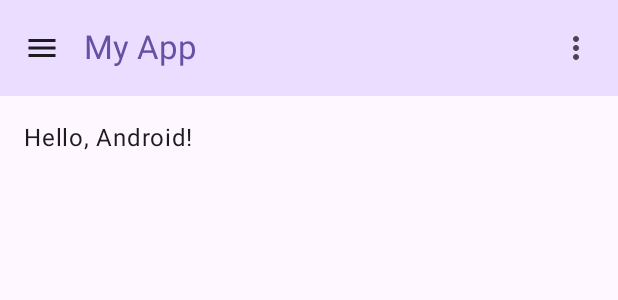
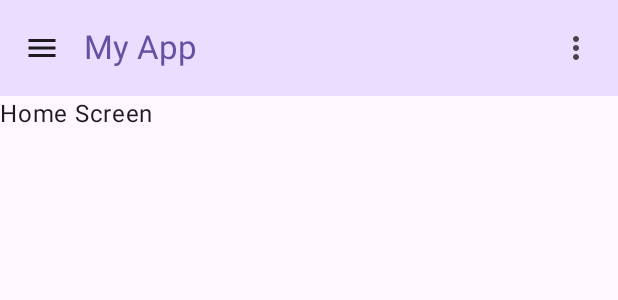
Before and after one commit to t3rana00/scaffold1, an Android app built with Jetpack Compose: the @Preview function MyAppPreview, on a phone screen of 412 x 824 dp. Shown: the top 300 px of the screen. Run offline under Robolectric (Android 15) with nearby library versions, the phone set to English and light mode, and no system bars.

```diff
--- a/app/build.gradle.kts
+++ b/app/build.gradle.kts
@@ -55,5 +55,7 @@ dependencies {
     androidTestImplementation(platform(libs.androidx.compose.bom))
     androidTestImplementation(libs.androidx.ui.test.junit4)
     debugImplementation(libs.androidx.ui.tooling)
+    implementation("androidx.navigation:navigation-compose:2.7.5")  // Latest stable version
+    implementation("androidx.activity:activity-compose:1.8.1")  // Required for Jetpack Compose
     debugImplementation(libs.androidx.ui.test.manifest)
 }
--- a/app/src/main/java/com/example/scaffoldappbar/MainActivity.kt
+++ b/app/src/main/java/com/example/scaffoldappbar/MainActivity.kt
@@ -1,10 +1,11 @@
-package com.example.scaffoldappbar
+package com.example.scaffoldappbar  // Ensure this matches your package
 
 import android.os.Bundle
 import androidx.activity.ComponentActivity
 import androidx.activity.compose.setContent
 import androidx.compose.foundation.layout.padding
 import androidx.compose.material.icons.Icons
+import androidx.compose.material.icons.automirrored.filled.ArrowBack
 import androidx.compose.material.icons.filled.Menu
 import androidx.compose.material.icons.filled.MoreVert
 import androidx.compose.material3.*
@@ -12,6 +13,8 @@ import androidx.compose.runtime.*
 import androidx.compose.ui.Modifier
 import androidx.compose.ui.tooling.preview.Preview
 import androidx.compose.ui.unit.dp
+import androidx.navigation.NavController
+import androidx.navigation.compose.*
 import com.example.scaffoldappbar.ui.theme.ScaffoldTheme
 
 @OptIn(ExperimentalMaterial3Api::class)
@@ -20,73 +23,108 @@ class MainActivity : ComponentActivity() {
         super.onCreate(savedInstanceState)
         setContent {
             ScaffoldTheme {
-                MyApp()
+                ScaffoldApp()
             }
         }
     }
 }
 
+// ✅ Main Navigation Setup
+@Composable
+fun ScaffoldApp() {
+    val navController = rememberNavController()
+    NavHost(
+        navController = navController,
+        startDestination = "home"
+    ) {
+        composable(route = "home") { MainScreen(navController) }
+        composable(route = "info") { InfoScreen(navController) }
+        composable(route = "settings") { SettingsScreen(navController) }
+    }
+}
+
+// ✅ Main TopAppBar (Home Screen)
 @OptIn(ExperimentalMaterial3Api::class)
 @Composable
-fun MyApp() {
+fun MainTopAppBar(title: String, navController: NavController) {
     var expanded by remember { mutableStateOf(false) }
 
-    Scaffold(
-        topBar = {
     TopAppBar(
         colors = TopAppBarDefaults.topAppBarColors(
             containerColor = MaterialTheme.colorScheme.primaryContainer,
             titleContentColor = MaterialTheme.colorScheme.primary,
         ),
-                title = {
-                    Text("My App")
-                },
+        title = { Text(text = title) },
         navigationIcon = {
-                    IconButton(onClick = { /* Handle menu click */ }) {
-                        Icon(
-                            imageVector = Icons.Filled.Menu,
-                            contentDescription = "Menu"
-                        )
+            IconButton(onClick = { /* do something */ }) {
+                Icon(imageVector = Icons.Filled.Menu, contentDescription = "Open menu")
             }
         },
         actions = {
             IconButton(onClick = { expanded = !expanded }) {
-                        Icon(
-                            imageVector = Icons.Filled.MoreVert,
-                            contentDescription = "More Options"
-                        )
+                Icon(imageVector = Icons.Filled.MoreVert, contentDescription = "Open submenu")
             }
-
-                    DropdownMenu(
-                        expanded = expanded,
-                        onDismissRequest = { expanded = false }
-                    ) {
-                        DropdownMenuItem(
-                            text = { Text("Info") },
-                            onClick = { /* Handle Info Click */ expanded = false }
-                        )
-                        DropdownMenuItem(
-                            text = { Text("Settings") },
-                            onClick = { /* Handle Settings Click */ expanded = false }
-                        )
+            DropdownMenu(expanded = expanded, onDismissRequest = { expanded = false }) {
+                DropdownMenuItem(text = { Text("Info") }, onClick = { navController.navigate("info") })
+                DropdownMenuItem(text = { Text("Settings") }, onClick = { navController.navigate("settings") })
             }
         }
     )
 }
+
+// ✅ Back Button TopAppBar (Info & Settings Screens)
+@OptIn(ExperimentalMaterial3Api::class)
+@Composable
+fun ScreenTopBar(title: String, navController: NavController) {
+    TopAppBar(
+        colors = TopAppBarDefaults.topAppBarColors(
+            containerColor = MaterialTheme.colorScheme.primaryContainer,
+            titleContentColor = MaterialTheme.colorScheme.primary,
+        ),
+        title = { Text(text = title) },
+        navigationIcon = {
+            IconButton(onClick = { navController.navigateUp() }) {
+                Icon(imageVector = Icons.AutoMirrored.Filled.ArrowBack, contentDescription = "Back")
+            }
+        },
+    )
+}
+
+// ✅ Home Screen
+@Composable
+fun MainScreen(navController: NavController) {
+    Scaffold(
+        topBar = { MainTopAppBar("My App", navController) }
     ) { innerPadding ->
-        Greeting("Android", modifier = Modifier.padding(innerPadding))
+        Text(text = "Home Screen", modifier = Modifier.padding(innerPadding))
     }
 }
 
+// ✅ Info Screen
 @Composable
-fun Greeting(name: String, modifier: Modifier = Modifier) {
-    Text(text = "Hello, $name!", modifier = modifier.padding(16.dp))
+fun InfoScreen(navController: NavController) {
+    Scaffold(
+        topBar = { ScreenTopBar("Info", navController) }
+    ) { innerPadding ->
+        Text(text = "Info Screen", modifier = Modifier.padding(innerPadding))
+    }
 }
 
+// ✅ Settings Screen
+@Composable
+fun SettingsScreen(navController: NavController) {
+    Scaffold(
+        topBar = { ScreenTopBar("Settings", navController) }
+    ) { innerPadding ->
+        Text(text = "Settings Screen", modifier = Modifier.padding(innerPadding))
+    }
+}
+
+// ✅ Preview
 @Preview(showBackground = true)
 @Composable
 fun MyAppPreview() {
     ScaffoldTheme {
-        MyApp()
+        ScaffoldApp()
     }
 }
```
Lines whose indentation alone changed are shown as unchanged.
